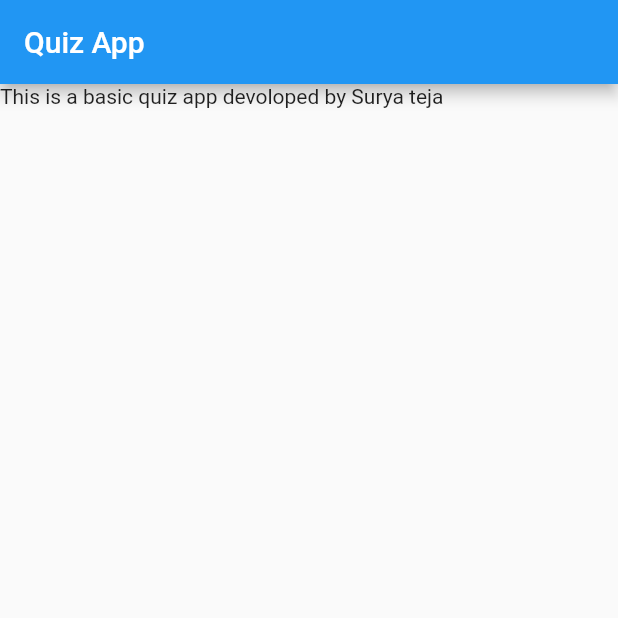
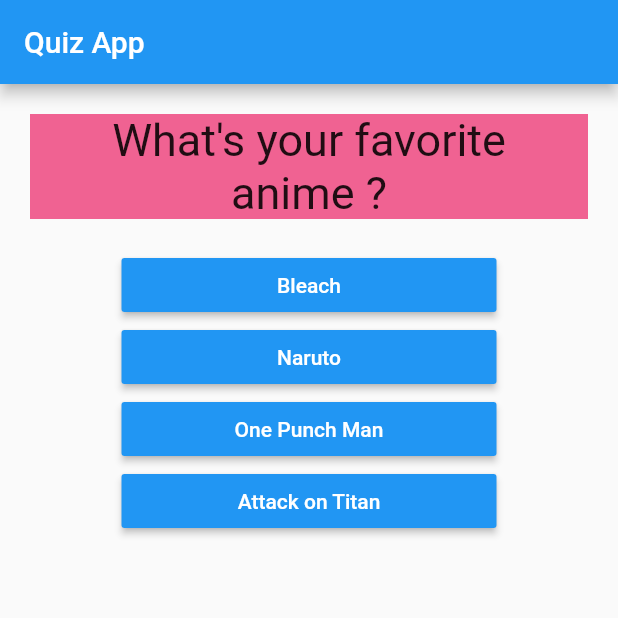
Before and after one commit to surya0180/QuizApp, a Flutter app: the screen it shows after launch, on a phone screen of 412 x 824 dp, the top half of it. Run offline on Flutter 3.47's test engine with Material 2 defaults, Android fonts, the phone set to English and light mode, and no system bars.

Commit message:
Completed the conditional part of the app

```diff
--- a/lib/main.dart
+++ b/lib/main.dart
@@ -1,16 +1,90 @@
 // import 'dart:html';
 
 import 'package:flutter/material.dart';
+import './question.dart';
+import './options.dart';
 
-class MyApp extends StatelessWidget {
+class MyApp extends StatefulWidget {
+    @override
+    State<StatefulWidget> createState() {
+
+        return _MyAppState();
+    }
+}
+
+class _MyAppState extends State <MyApp> {
+    final questions = const [
+        {
+            'questionText': 'What\'s your favorite anime ?',
+            'options': [
+                'Bleach',
+                'Naruto',
+                'One Punch Man',
+                'Attack on Titan'
+            ]
+        },
+        {
+            'questionText': 'What\'s your favorite charachter ?',
+            'options': [
+                'Naruto',
+                'Ichigo',
+                'Saitama',
+                'Eren yeager'
+            ]
+        },
+        {
+            'questionText': 'Which genre below you watch the most ?',
+            'options': [
+                'Shonen',
+                'Isekai',
+                'Action',
+                'Comedy'
+            ]
+        },
+        {
+            'questionText': 'Do you follow any weeb accounts on social media ?',
+            'options': [
+                'Yes',
+                'No'
+            ]
+        },
+    ];
+	var _questionIndex = 0;
+
+	void _answerQuestion(){
+        setState(() {
+		    _questionIndex = _questionIndex + 1;
+        });
+		print(_questionIndex);
+        if(_questionIndex < questions.length) {
+            print("Good job!! Now to the next question");
+            return;
+        }
+        else {
+            print("No more questions");
+        }
+	}
+
 	@override
 	Widget build(BuildContext context) {
+
 		return MaterialApp(
 			home: Scaffold(
 				appBar: AppBar(
 					title: Text("Quiz App")
 				),
-				body: Text('This is a basic quiz app devoloped by Surya teja'),
+				body: _questionIndex < questions.length ? Column(
+          			children: [
+						  	Question(
+                                  questions[_questionIndex]['questionText']
+                                ),
+                            ...(questions[_questionIndex]['options'] as List<String>).map((option) {
+                                return Option(_answerQuestion, option);
+                            }).toList()
+					  	],
+        		) : Center(
+                    child: Text("Yes!!, You are now an official weeb"),
+                ),
 			),
 		);
 	}
--- /dev/null
+++ b/lib/options.dart
@@ -0,0 +1,21 @@
+import 'package:flutter/material.dart';
+
+class Option extends StatelessWidget {
+
+  final Function selectHandler;
+  final String option;
+  Option(this.selectHandler, this.option);
+
+  @override
+  Widget build(BuildContext context) {
+    return Container(
+      width: 250,
+      child: RaisedButton(
+        color: Colors.blue,
+        textColor: Colors.white,
+				child: Text(option),
+				onPressed: selectHandler,
+			),
+    );
+  }
+}
--- /dev/null
+++ b/lib/question.dart
@@ -0,0 +1,24 @@
+import 'package:flutter/material.dart';
+
+class Question extends StatelessWidget {
+
+  final String questionText;
+
+  Question(this.questionText);
+
+  @override
+  Widget build(BuildContext context) {
+    return Container(
+      width: 400,
+      color: Colors.pink[300],
+      margin: EdgeInsets.all(20),
+      child: Text(
+        questionText,
+        style: TextStyle(
+          fontSize: 30,
+        ),
+        textAlign: TextAlign.center,
+      )
+    );
+  }
+}
```
